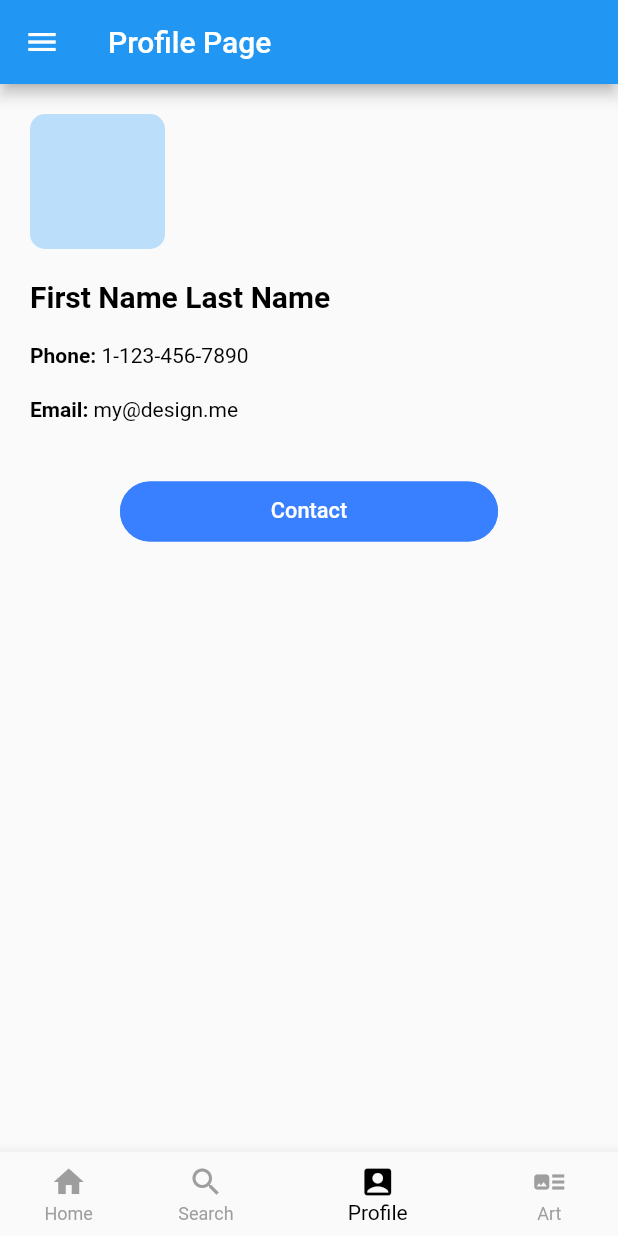
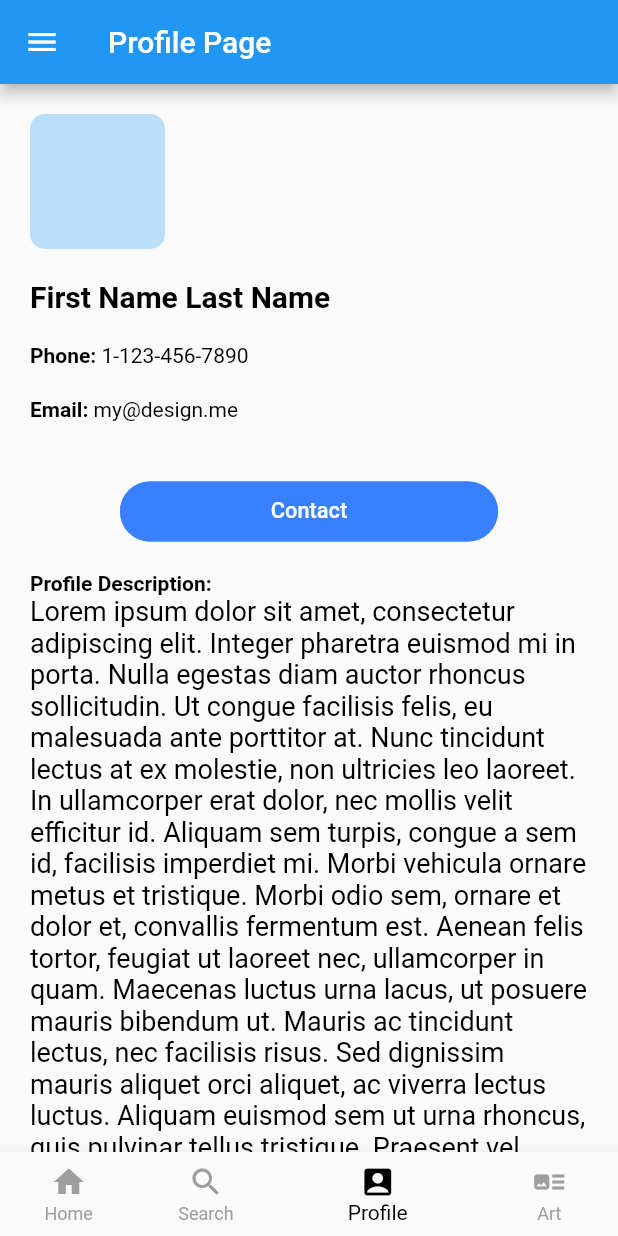
Before and after one commit to nori-flutter/flutter-designer-training, a Flutter app: the ProfilePage screen opened by its route, on a phone screen of 412 x 824 dp. Run offline on Flutter 3.47's test engine with Material 2 defaults, Android fonts, the light colour scheme and no system bars; drawn by our look-alikes of getwidget.

Commit message:
Added Profile Description to profile_page.dart

```diff
--- a/lib/view/profile_page.dart
+++ b/lib/view/profile_page.dart
@@ -12,7 +12,6 @@ class ProfilePage extends StatefulWidget {
 }
 
 class _ProfilePageState extends BasePageState<ProfilePage> {
-
   Widget _contactButton() {
     return Container(
       width: MediaQuery.of(context).size.width,
@@ -100,6 +99,21 @@ class _ProfilePageState extends BasePageState<ProfilePage> {
                   height: 20,
                 ),
                 _contactButton(),
+                Row(
+                  children: <Widget>[
+                    Text("Profile Description:",
+                        style: TextStyle(
+                            color: AppTheme.current.primaryTextColor,
+                            fontWeight: FontWeight.bold)),
+                  ],
+                ),
+                RichText(
+                  text: TextSpan(
+                    text: 'Lorem ipsum dolor sit amet, consectetur adipiscing elit. Integer pharetra euismod mi in porta. Nulla egestas diam auctor rhoncus sollicitudin. Ut congue facilisis felis, eu malesuada ante porttitor at. Nunc tincidunt lectus at ex molestie, non ultricies leo laoreet. In ullamcorper erat dolor, nec mollis velit efficitur id. Aliquam sem turpis, congue a sem id, facilisis imperdiet mi. Morbi vehicula ornare metus et tristique. Morbi odio sem, ornare et dolor et, convallis fermentum est. Aenean felis tortor, feugiat ut laoreet nec, ullamcorper in quam. Maecenas luctus urna lacus, ut posuere mauris bibendum ut. Mauris ac tincidunt lectus, nec facilisis risus. Sed dignissim mauris aliquet orci aliquet, ac viverra lectus luctus. Aliquam euismod sem ut urna rhoncus, quis pulvinar tellus tristique. Praesent vel auctor nulla. Phasellus id bibendum diam, ut rhoncus arcu.',
+                    style: TextStyle(
+                        color: AppTheme.current.primaryTextColor, fontWeight: FontWeight.normal, fontSize: 18),
+                  ),
+                ),
               ],
             ),
           ),
```
